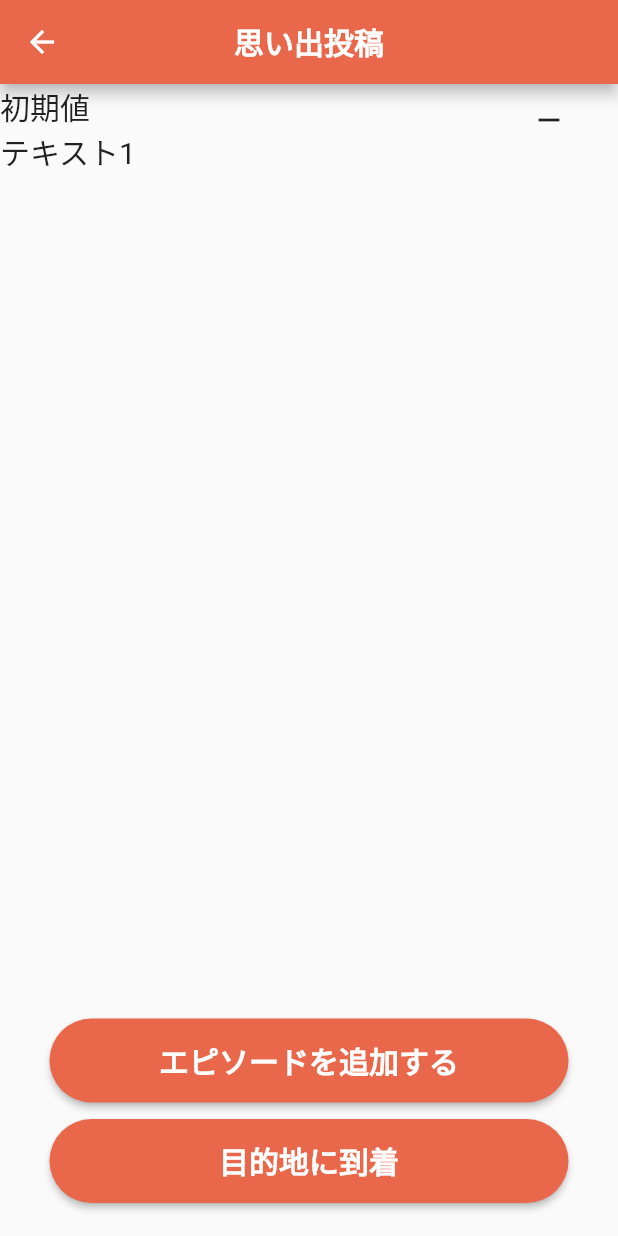
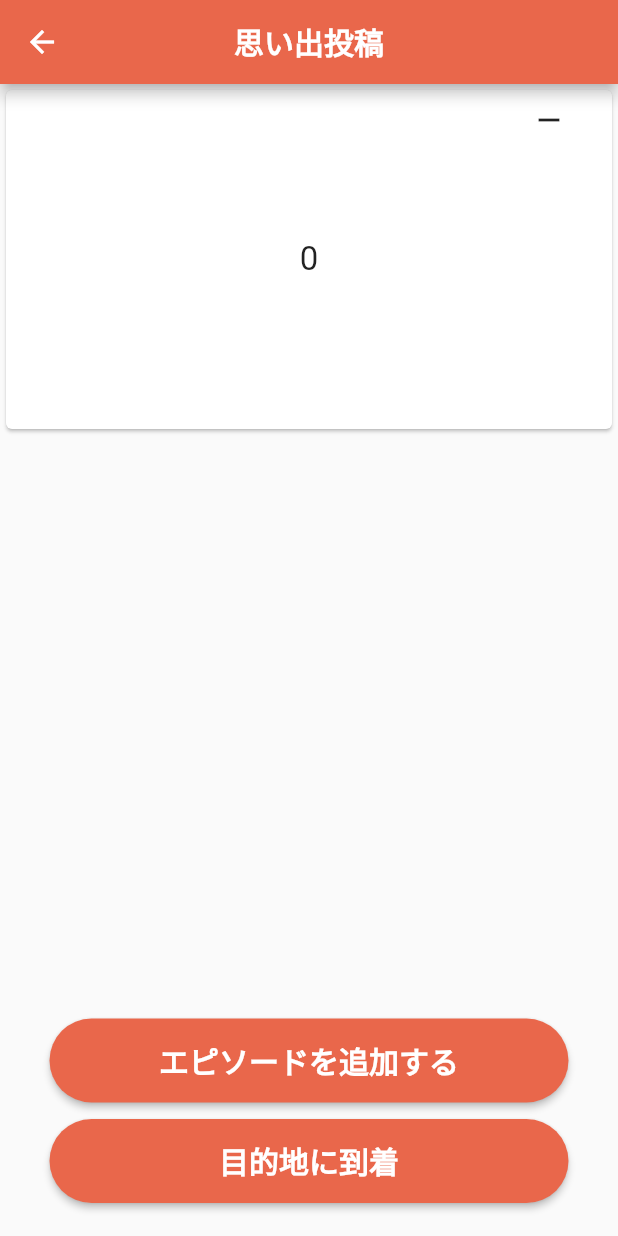
Before and after one commit to oonyaTeam/memory_share, a Flutter app: the SubEpisodePage screen opened directly, after a tap on "エピソードを追加する", on a phone screen of 412 x 824 dp. Run offline on Flutter 3.47's test engine with Material 2 defaults, Android fonts, the phone set to English and light mode, and no system bars; our stand-ins replace geolocator, google_maps_flutter, image_picker; missing offline and left inert: arcore_flutter_plugin, flutter_config.

Commit message:
一覧機能を少しみやすくした。 一つもサブエピソードがないときに画像を表示するようにした

```diff
--- a/lib/pages/sub_episode_page.dart
+++ b/lib/pages/sub_episode_page.dart
@@ -1,5 +1,6 @@
 import 'dart:io';
 
+import 'package:flutter/cupertino.dart';
 import 'package:flutter/material.dart';
 import 'package:image_picker/image_picker.dart';
 import 'package:memory_share/pages/post_page.dart';
@@ -27,14 +28,7 @@ class _SubEpisodePageState extends State<SubEpisodePage> {
     }
   }
 
-  // List<Color> colorList = [Colors.cyan, Colors.deepOrange, Colors.indigo];
-
-  List<Text> _list = [
-    Text(
-      "初期値",
-      style: TextStyle(fontSize: 20),
-    ),
-  ];
+  var _list = [];
 
   @override
   Widget build(BuildContext context) {
@@ -57,48 +51,20 @@ class _SubEpisodePageState extends State<SubEpisodePage> {
               child: ListView.builder(
                 itemCount: _list.length,
                 itemBuilder: (BuildContext context, int index) {
-                  return _list[index];
+
+                  return Card(
+                    child: Padding(
+                      child: Text('$index', style: TextStyle(fontSize: 22.0),textAlign: TextAlign.center,),
+                      padding: EdgeInsets.all(100.0)
+                    ),
+                  );
+
+                  // return _list[index];
                 },
               ),
             ),
-
-
-
-            // IconButton(
-            //   icon: Icon(Icons.add),
-            //   onPressed: () {
-            //     setState(() {
-            //       _list.add(
-            //         Text(
-            //           "テキスト" + _list.length.toString(),
-            //           style: TextStyle(fontSize: 20),
-            //         ),
-            //       );
-            //     });
-            //   },
-            // ),
-
           ],
         ),
-
-        // ListView.builder(
-        //   itemCount: 12,
-        //   itemBuilder: (BuildContext context, int index) {
-        //     return Container(
-        //       height: 80,
-        //       color: colorList[index % colorList.length],
-        //       child: Text('こんにちわ'),
-        //     );
-        //   },
-        // ),
-        // Align(
-        //   alignment: Alignment.bottomCenter,
-        //   child: Container(
-        //     margin: EdgeInsets.only(bottom: 89),
-        //     child:
-        //       longButton("エピソードを追加する",() => {})
-        //   ),
-        // ),
         Align(
           alignment: Alignment.bottomCenter,
           child: Container(
@@ -107,10 +73,7 @@ class _SubEpisodePageState extends State<SubEpisodePage> {
               longButton("エピソードを追加する",() => {
                 setState(() {
                   _list.add(
-                    Text(
-                      "テキスト" + _list.length.toString(),
-                      style: TextStyle(fontSize: 20),
-                    ),
+                      Text(" ")
                   );
                 })
               })
@@ -132,8 +95,8 @@ class _SubEpisodePageState extends State<SubEpisodePage> {
               IconButton(
                 icon: Icon(Icons.remove),
                 onPressed: () {
-                  if (_list.length == 1) {
-                    ;
+                  if (_list.length == 0) {
+
                   } else {
                     setState(() {
                       _list.removeAt(_list.length - 1);
@@ -143,6 +106,13 @@ class _SubEpisodePageState extends State<SubEpisodePage> {
               )
           ),
         ),
+        Align(
+          alignment: Alignment.topCenter,
+          child: Container(
+              margin: EdgeInsets.only(top: 22),
+              child:(_list.length == 0) ? Image.asset('assets/hukura.jpg') : Text(" "),
+          ),
+        ),
       ]),
     );
   }
```
Also changed, not shown: assets/hukura.jpg (added).
